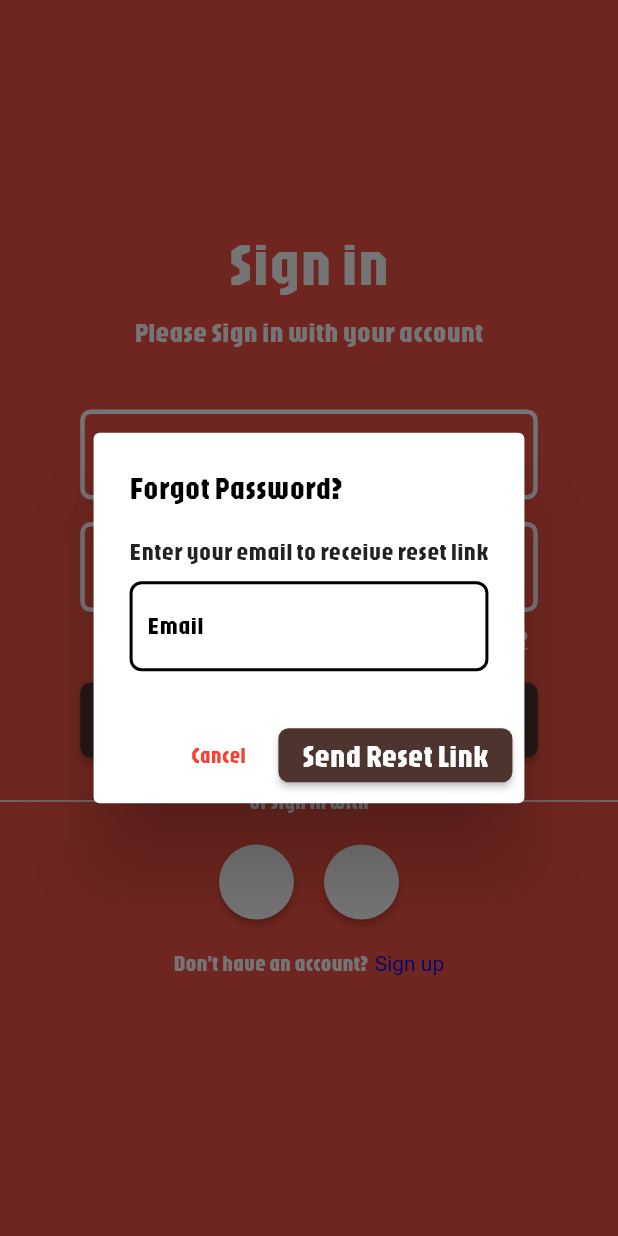
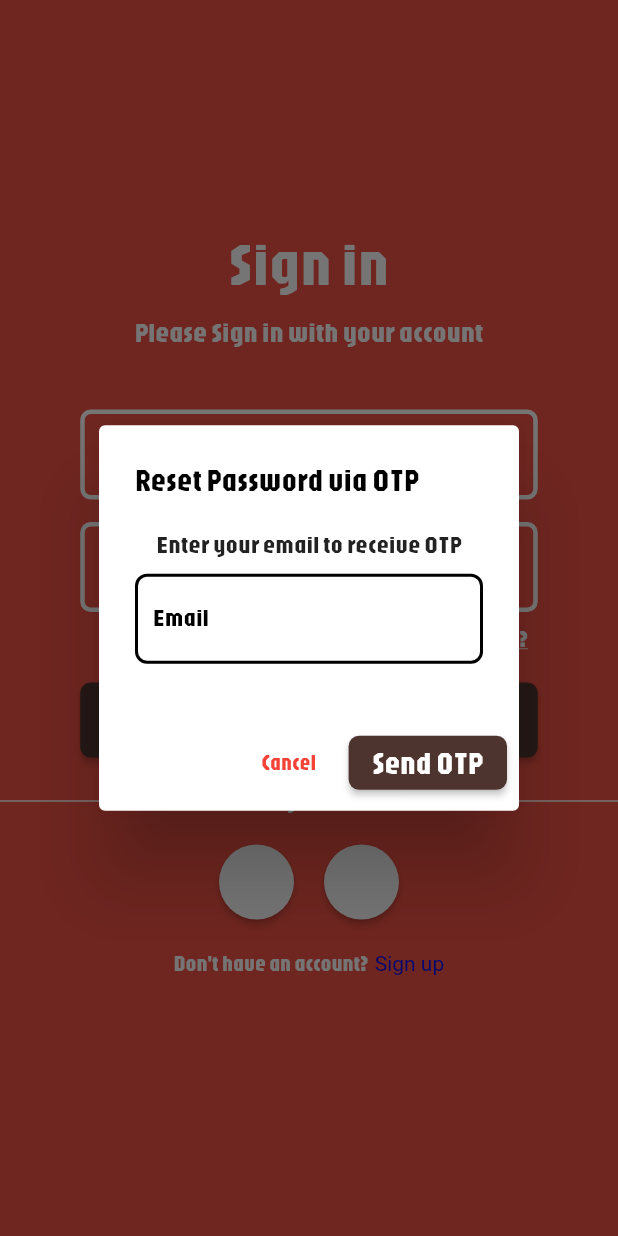
Before and after one commit to alvish-shrestha/Budget-Hero-Mobile-App-Assignment, a Flutter app: the screen it shows after launch, after a tap on "Forgot Password?", on a phone screen of 412 x 824 dp. Run offline on Flutter 3.47's test engine with Material 3 defaults, Android fonts, the phone set to English and light mode, and no system bars; our stand-ins replace connectivity_plus, dartz, dio, equatable, fl_chart, flutter_bloc and 4 more; accounts and stored records are empty.

Commit message:
forgot password done

```diff
--- a/lib/app/service_locator/service_locator.dart
+++ b/lib/app/service_locator/service_locator.dart
@@ -373,7 +373,7 @@ Future<void> _initForgotPasswordModule() async {
     () => ForgotPasswordUsecase(serviceLocator<IForgotPasswordRepository>()),
   );
 
-  // ViewModel
+  // ViewModel (Bloc)
   serviceLocator.registerFactory(
     () => ForgotPasswordViewModel(
       usecase: serviceLocator<ForgotPasswordUsecase>(),
--- /dev/null
+++ b/lib/features/forgot_password/data/dto/otp_verify_dto.dart
@@ -0,0 +1,16 @@
+import 'package:json_annotation/json_annotation.dart';
+
+part 'otp_verify_dto.g.dart';
+
+@JsonSerializable()
+class OtpVerifyDto {
+  final String email;
+  final String otp;
+
+  OtpVerifyDto({required this.email, required this.otp});
+
+  factory OtpVerifyDto.fromJson(Map<String, dynamic> json) =>
+      _$OtpVerifyDtoFromJson(json);
+
+  Map<String, dynamic> toJson() => _$OtpVerifyDtoToJson(this);
+}
--- a/lib/features/forgot_password/presentation/view/forgot_password_dialog.dart
+++ b/lib/features/forgot_password/presentation/view/forgot_password_dialog.dart
@@ -1,78 +1,131 @@
+import 'package:budgethero/core/common/snackbar/snackbar.dart';
 import 'package:flutter/material.dart';
 import 'package:flutter_bloc/flutter_bloc.dart';
-import '../view_model/forgot_password_view_model.dart';
-import '../view_model/forgot_password_event.dart';
-import '../view_model/forgot_password_state.dart';
+import 'package:budgethero/features/forgot_password/presentation/view_model/forgot_password_view_model.dart';
+import 'package:budgethero/features/forgot_password/presentation/view_model/forgot_password_event.dart';
+import 'package:budgethero/features/forgot_password/presentation/view_model/forgot_password_state.dart';
 
 void showForgotPasswordDialog(BuildContext context) {
   final emailController = TextEditingController();
+  final otpController = TextEditingController();
+  final newPasswordController = TextEditingController();
+  final confirmPasswordController = TextEditingController();
+
+  final InputDecorationTheme customInputDecoration = InputDecorationTheme(
+    labelStyle: const TextStyle(color: Colors.black),
+    floatingLabelStyle: const TextStyle(color: Colors.black),
+    enabledBorder: OutlineInputBorder(
+      borderSide: const BorderSide(color: Colors.black, width: 2),
+      borderRadius: BorderRadius.circular(8),
+    ),
+    focusedBorder: OutlineInputBorder(
+      borderSide: const BorderSide(color: Colors.black, width: 2),
+      borderRadius: BorderRadius.circular(8),
+    ),
+    border: OutlineInputBorder(
+      borderSide: const BorderSide(color: Colors.black, width: 2),
+      borderRadius: BorderRadius.circular(8),
+    ),
+  );
 
   showDialog(
     context: context,
     builder: (_) {
       return BlocProvider.value(
         value: context.read<ForgotPasswordViewModel>(),
-        child: AlertDialog(
+        child: StatefulBuilder(
+          builder: (context, setState) {
+            return AlertDialog(
               title: const Text(
-            "Forgot Password?",
+                "Reset Password via OTP",
                 style: TextStyle(color: Colors.black),
               ),
-          content: BlocBuilder<ForgotPasswordViewModel, ForgotPasswordState>(
+              content:
+                  BlocBuilder<ForgotPasswordViewModel, ForgotPasswordState>(
                     builder: (context, state) {
-              return Column(
+                      Widget currentStep;
+
+                      if (state is ForgotPasswordOtpSent) {
+                        currentStep = Column(
                           mainAxisSize: MainAxisSize.min,
                           children: [
-                  const Text('Enter your email to receive reset link'),
+                            Text(state.message),
+                            const SizedBox(height: 10),
+                            TextField(
+                              controller: otpController,
+                              decoration: const InputDecoration(
+                                labelText: 'Enter OTP',
+                              ).applyDefaults(customInputDecoration),
+                            ),
+                          ],
+                        );
+                      } else if (state is ForgotPasswordOtpVerified) {
+                        currentStep = Column(
+                          mainAxisSize: MainAxisSize.min,
+                          children: [
+                            Text(state.message),
+                            const SizedBox(height: 10),
+                            TextField(
+                              controller: newPasswordController,
+                              obscureText: true,
+                              decoration: const InputDecoration(
+                                labelText: 'New Password',
+                              ),
+                            ),
+                            const SizedBox(height: 10),
+                            TextField(
+                              controller: confirmPasswordController,
+                              obscureText: true,
+                              decoration: const InputDecoration(
+                                labelText: 'Confirm Password',
+                              ).applyDefaults(customInputDecoration),
+                            ),
+                          ],
+                        );
+                      } else if (state is ForgotPasswordSuccess) {
+                        currentStep = Column(
+                          mainAxisSize: MainAxisSize.min,
+                          children: const [
+                            Icon(
+                              Icons.check_circle,
+                              color: Colors.green,
+                              size: 48,
+                            ),
+                            SizedBox(height: 10),
+                            Text(
+                              "Password reset successful!",
+                              style: TextStyle(color: Colors.green),
+                            ),
+                          ],
+                        );
+                      } else {
+                        // Initial & loading & failure → Email Step
+                        currentStep = Column(
+                          mainAxisSize: MainAxisSize.min,
+                          children: [
+                            const Text("Enter your email to receive OTP"),
                             const SizedBox(height: 10),
                             TextField(
                               controller: emailController,
                               keyboardType: TextInputType.emailAddress,
-                    decoration: InputDecoration(
+                              decoration: const InputDecoration(
                                 labelText: 'Email',
-                      labelStyle: const TextStyle(
-                        color: Colors.black,
-                      ), // unfocused
-                      floatingLabelStyle: const TextStyle(
-                        color: Colors.black,
-                      ), // focused
-                      focusedBorder: OutlineInputBorder(
-                        borderSide: const BorderSide(
-                          color: Colors.black,
-                          width: 2,
+                              ).applyDefaults(customInputDecoration),
                             ),
-                        borderRadius: BorderRadius.circular(8),
-                      ),
-                      enabledBorder: OutlineInputBorder(
-                        borderSide: const BorderSide(
-                          color: Colors.black,
-                          width: 2,
-                        ),
-                        borderRadius: BorderRadius.circular(8),
-                      ),
-                      border: OutlineInputBorder(
-                        borderSide: const BorderSide(
-                          color: Colors.black,
-                          width: 2,
-                        ),
-                        borderRadius: BorderRadius.circular(8),
-                      ),
-                    ),
-                  ),
+                          ],
+                        );
+                      }
 
-                  if (state is ForgotPasswordFailure) ...[
-                    const SizedBox(height: 8),
+                      return Column(
+                        mainAxisSize: MainAxisSize.min,
+                        children: [
+                          currentStep,
+                          const SizedBox(height: 10),
+                          if (state is ForgotPasswordFailure)
                             Text(
                               state.message,
                               style: const TextStyle(color: Colors.red),
                             ),
-                  ],
-                  if (state is ForgotPasswordSuccess) ...[
-                    const SizedBox(height: 8),
-                    const Text(
-                      'Reset link sent to your email.',
-                      style: TextStyle(color: Colors.green),
-                    ),
-                  ],
                         ],
                       );
                     },
@@ -84,30 +137,95 @@ void showForgotPasswordDialog(BuildContext context) {
                 ),
                 BlocBuilder<ForgotPasswordViewModel, ForgotPasswordState>(
                   builder: (context, state) {
-                return ElevatedButton(
-                  onPressed:
-                      state is ForgotPasswordLoading
+                    final vm = context.read<ForgotPasswordViewModel>();
+
+                    final isLoading = state is ForgotPasswordLoading;
+
+                    String buttonText = "Send OTP";
+                    VoidCallback? onPressed;
+
+                    if (state is ForgotPasswordInitial ||
+                        state is ForgotPasswordFailure) {
+                      buttonText = "Send OTP";
+                      onPressed =
+                          isLoading
                               ? null
                               : () {
                                 final email = emailController.text.trim();
                                 if (email.isNotEmpty) {
-                              context.read<ForgotPasswordViewModel>().add(
-                                SubmitForgotPasswordEvent(email),
+                                  vm.add(SendOtpEvent(email));
+                                }
+                              };
+                    } else if (state is ForgotPasswordOtpSent) {
+                      buttonText = "Verify OTP";
+                      onPressed =
+                          isLoading
+                              ? null
+                              : () {
+                                final email = emailController.text.trim();
+                                final otp = otpController.text.trim();
+                                if (email.isNotEmpty && otp.isNotEmpty) {
+                                  vm.add(VerifyOtpEvent(email, otp));
+                                }
+                              };
+                    } else if (state is ForgotPasswordOtpVerified) {
+                      buttonText = "Reset Password";
+                      onPressed =
+                          isLoading
+                              ? null
+                              : () {
+                                final email = emailController.text.trim();
+                                final otp = otpController.text.trim();
+                                final newPassword =
+                                    newPasswordController.text.trim();
+                                final confirmPassword =
+                                    confirmPasswordController.text.trim();
+
+                                if (newPassword != confirmPassword) {
+                                  showMySnackbar(
+                                    context: context,
+                                    content: "Passwords do not match",
+                                    color: Colors.red,
+                                  );
+                                  return;
+                                }
+
+                                if (newPassword.isNotEmpty) {
+                                  vm.add(
+                                    ResetPasswordEvent(email, otp, newPassword),
                                   );
                                 }
-                          },
+                              };
+                    } else {
+                      buttonText = "Done";
+                      onPressed = () {
+                        showMySnackbar(
+                          context: context,
+                          content: "Password reset successfully!",
+                          color: Colors.green,
+                        );
+                        Navigator.of(context).pop();
+                      };
+                    }
+
+                    return ElevatedButton(
+                      onPressed: onPressed,
                       child:
-                      state is ForgotPasswordLoading
+                          isLoading
                               ? const SizedBox(
                                 width: 20,
                                 height: 20,
-                            child: CircularProgressIndicator(strokeWidth: 2),
+                                child: CircularProgressIndicator(
+                                  strokeWidth: 2,
+                                ),
                               )
-                          : const Text('Send Reset Link'),
+                              : Text(buttonText),
                     );
                   },
                 ),
               ],
+            );
+          },
         ),
       );
     },
--- a/lib/features/forgot_password/presentation/view_model/forgot_password_event.dart
+++ b/lib/features/forgot_password/presentation/view_model/forgot_password_event.dart
@@ -1,7 +1,19 @@
 abstract class ForgotPasswordEvent {}
 
-class SubmitForgotPasswordEvent extends ForgotPasswordEvent {
+class SendOtpEvent extends ForgotPasswordEvent {
   final String email;
+  SendOtpEvent(this.email);
+}
 
-  SubmitForgotPasswordEvent(this.email);
+class VerifyOtpEvent extends ForgotPasswordEvent {
+  final String email;
+  final String otp;
+  VerifyOtpEvent(this.email, this.otp);
 }
+
+class ResetPasswordEvent extends ForgotPasswordEvent {
+  final String email;
+  final String otp;
+  final String newPassword;
+  ResetPasswordEvent(this.email, this.otp, this.newPassword);
+}
```
Also changed, not shown: lib/features/forgot_password/data/data_source/remote_datasource/forgot_password_remote_datasource.dart (+27 -9 lines), lib/features/forgot_password/data/dto/otp_request_dto.dart (added, +15 -0 lines), lib/features/forgot_password/data/dto/reset_password_dto.dart (added, +21 -0 lines), lib/features/forgot_password/data/model/otp_error_model.dart (added, +19 -0 lines), lib/features/forgot_password/data/model/otp_response_model.dart (added, +19 -0 lines), lib/features/forgot_password/data/repository/remote_repository/forgot_password_remote_repository.dart (+16 -2 lines), lib/features/forgot_password/domain/repository/forgot_password_repository.dart (+8 -1 lines), lib/features/forgot_password/domain/use_case/forgot_password_usecase.dart (+26 -4 lines), lib/features/forgot_password/presentation/view_model/forgot_password_state.dart (+14 -2 lines), lib/features/forgot_password/presentation/view_model/forgot_password_view_model.dart (+38 -8 lines), lib/features/forgot_password/data/dto/otp_request_dto.g.dart (added), lib/features/forgot_password/data/dto/otp_verify_dto.g.dart (added), lib/features/forgot_password/data/dto/reset_password_dto.g.dart (added), lib/features/forgot_password/data/model/otp_error_model.g.dart (added), 1 more files. Lines whose indentation alone changed are shown as unchanged.
